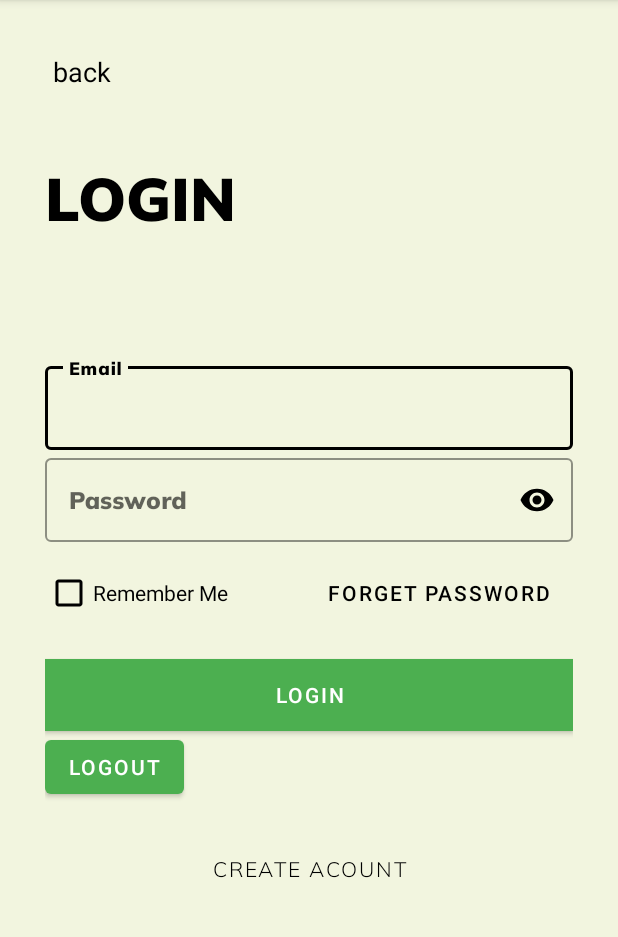
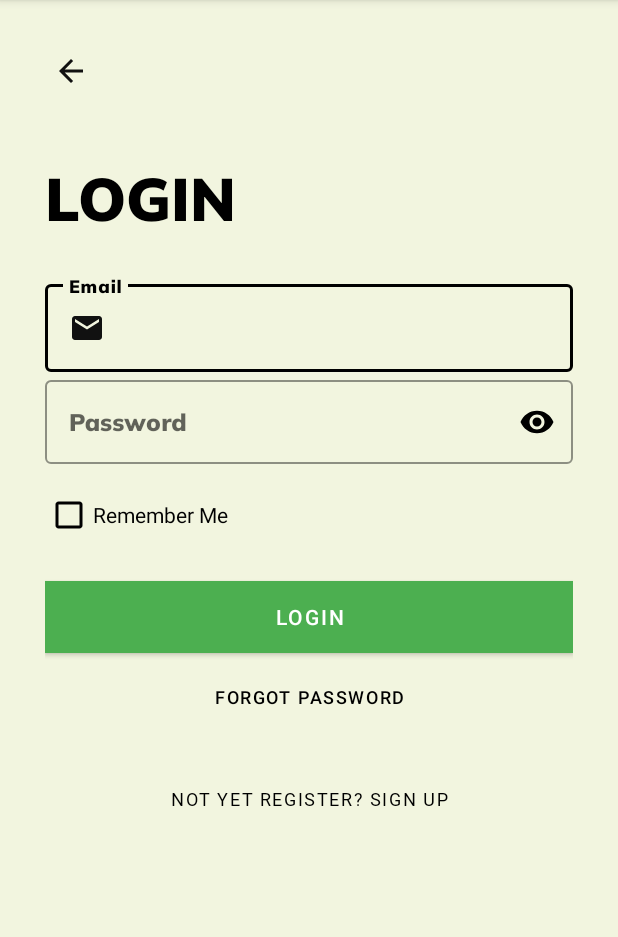
Before and after one commit to idoFassberg/GreenGuardian, an Android app: the LoginScreen screen opened directly, with no data from a screen before it, on a phone screen of 412 x 824 dp, the part 84-1021 px from its top. Run offline under Robolectric (Android 15) with nearby library versions, the phone set to English and light mode, and no system bars; our stand-ins replace Firebase (no records; nobody signed in at launch, a user with empty details on screens opened directly); 1 statement that could not run was skipped.

Commit message:
Add the option to reset password

```diff
--- a/AndroidStudioProjects/app/src/main/java/com/mta/greenguardianapplication/LoginSignup/SignupScreen.java
+++ b/AndroidStudioProjects/app/src/main/java/com/mta/greenguardianapplication/LoginSignup/SignupScreen.java
@@ -54,7 +54,7 @@ public class SignupScreen extends AppCompatActivity {
         signup = findViewById(R.id.signup_signupscreen_btn);
         /*progressBar = findViewById(R.id.progressBar);*/
 
-        te_userName = findViewById(R.id.userNameSignup);
+        /*te_userName = findViewById(R.id.userNameSignup);*/
         te_fullName = findViewById(R.id.fullNameSignup);
         te_email = findViewById(R.id.emailSignup);
         te_password = findViewById(R.id.passwordSignup);
--- /dev/null
+++ b/AndroidStudioProjects/app/src/main/res/drawable/baseline_arrow_back_24.xml
@@ -0,0 +1,5 @@
+<vector android:autoMirrored="true" android:height="24dp"
+    android:tint="#111111" android:viewportHeight="24"
+    android:viewportWidth="24" android:width="24dp" xmlns:android="http://schemas.android.com/apk/res/android">
+    <path android:fillColor="@android:color/white" android:pathData="M20,11H7.83l5.59,-5.59L12,4l-8,8 8,8 1.41,-1.41L7.83,13H20v-2z"/>
+</vector>
--- /dev/null
+++ b/AndroidStudioProjects/app/src/main/res/drawable/baseline_email_24.xml
@@ -0,0 +1,5 @@
+<vector android:height="24dp" android:tint="#111111"
+    android:viewportHeight="24" android:viewportWidth="24"
+    android:width="24dp" xmlns:android="http://schemas.android.com/apk/res/android">
+    <path android:fillColor="@android:color/white" android:pathData="M20,4L4,4c-1.1,0 -1.99,0.9 -1.99,2L2,18c0,1.1 0.9,2 2,2h16c1.1,0 2,-0.9 2,-2L22,6c0,-1.1 -0.9,-2 -2,-2zM20,8l-8,5 -8,-5L4,6l8,5 8,-5v2z"/>
+</vector>
--- /dev/null
+++ b/AndroidStudioProjects/app/src/main/res/drawable/baseline_person_24.xml
@@ -0,0 +1,5 @@
+<vector android:height="24dp" android:tint="#111111"
+    android:viewportHeight="24" android:viewportWidth="24"
+    android:width="24dp" xmlns:android="http://schemas.android.com/apk/res/android">
+    <path android:fillColor="@android:color/white" android:pathData="M12,12c2.21,0 4,-1.79 4,-4s-1.79,-4 -4,-4 -4,1.79 -4,4 1.79,4 4,4zM12,14c-2.67,0 -8,1.34 -8,4v2h16v-2c0,-2.66 -5.33,-4 -8,-4z"/>
+</vector>
--- a/AndroidStudioProjects/app/src/main/res/layout/activity_login_screen.xml
+++ b/AndroidStudioProjects/app/src/main/res/layout/activity_login_screen.xml
@@ -17,7 +17,7 @@
             android:id="@+id/back_btn_loginscreen"
             android:layout_width="wrap_content"
             android:layout_height="wrap_content"
-            android:text="back"
+            android:drawableLeft="@drawable/baseline_arrow_back_24"
             android:padding="5dp"
             android:textColor="@color/black"
             android:textSize="18sp"
@@ -37,7 +37,7 @@
             android:layout_width="match_parent"
             android:layout_height="wrap_content"
             android:orientation="vertical"
-            android:layout_marginTop="80dp">
+            android:layout_marginTop="25dp">
 
             <com.google.android.material.textfield.TextInputLayout
                 android:layout_width="match_parent"
@@ -56,7 +56,8 @@
                     android:layout_height="match_parent"
                     android:fontFamily="@font/muli_black"
                     android:inputType="textEmailAddress"
-                    android:textColor="@color/black" />
+                    android:drawableLeft="@drawable/baseline_email_24"/>
+
             </com.google.android.material.textfield.TextInputLayout>
 
             <com.google.android.material.textfield.TextInputLayout
@@ -75,8 +76,7 @@
                     android:layout_width="match_parent"
                     android:layout_height="match_parent"
                     android:fontFamily="@font/muli_black"
-                    android:inputType="textPassword"
-                    android:textColor="@color/black" />
+                    android:inputType="textPassword"/>
             </com.google.android.material.textfield.TextInputLayout>
 
             <RelativeLayout
@@ -92,16 +92,6 @@
                     android:buttonTint="@color/black"
                     android:textColor="@color/black"/>
 
-                <Button
-                    android:layout_width="wrap_content"
-                    android:layout_height="wrap_content"
-                    android:text="Forget Password"
-                    android:background="#00000000"
-                    android:layout_alignParentEnd="true"
-                    android:layout_alignParentRight="true"
-                    android:textColor="@color/black"/>
-
-
             </RelativeLayout>
 
             <Button
@@ -115,16 +105,17 @@
                 android:textColor="@color/white" />
 
             <Button
-                android:id="@+id/btn_logout"
+                android:id="@+id/forgotPassword"
                 android:layout_width="wrap_content"
                 android:layout_height="wrap_content"
-                android:onClick="onClickLogout"
-                android:text="LOGOUT"
-                android:textColor="@color/white"
-                app:layout_constraintBottom_toBottomOf="parent"
-                app:layout_constraintEnd_toEndOf="parent"
-                app:layout_constraintStart_toStartOf="parent"
-                app:layout_constraintTop_toTopOf="parent" />
+                android:text="Forgot Password"
+                android:background="#00000000"
+                android:layout_alignParentEnd="true"
+                android:layout_alignParentRight="true"
+                android:textColor="@color/black"
+                android:layout_gravity="center"
+                android:layout_marginTop="5dp"
+                android:textSize="12sp"/>
 
             <Button
                 android:id="@+id/signup_btn"
@@ -133,11 +124,13 @@
                 android:layout_marginTop="20dp"
                 android:background="#00000000"
                 android:elevation="5dp"
-                android:fontFamily="@font/muli_light"
-                android:text="create acount"
+                android:fontFamily="@font/muli"
+                android:textSize="12sp"
                 android:textColor="@color/black"
+                android:text="Not yet register? sign up"
                 android:onClick="callSignupScreen"
                 android:transitionName="transition_signup"/>
+
 
             <!--<ProgressBar
                 android:id="@+id/progressBarLogin"
```
Also changed, not shown: AndroidStudioProjects/app/src/main/java/com/mta/greenguardianapplication/LoginSignup/LoginScreen.java (+54 -10 lines), AndroidStudioProjects/app/src/main/res/layout/activity_signup_screen.xml (+24 -17 lines), AndroidStudioProjects/app/src/main/res/layout/dialog_forgot_password.xml (added, +75 -0 lines).
